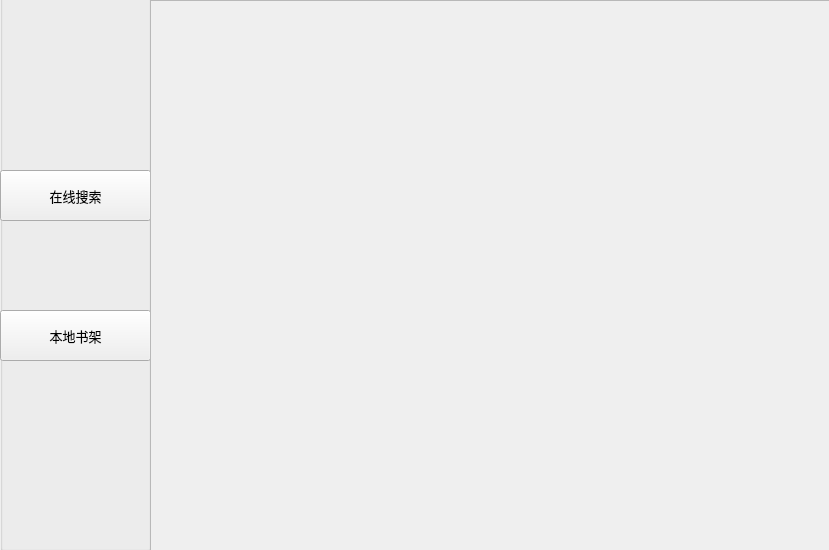
First picture: the form in UI/main.ui, repository Shrimpwr/Ugokanai-dai-toshokan, before the edit.
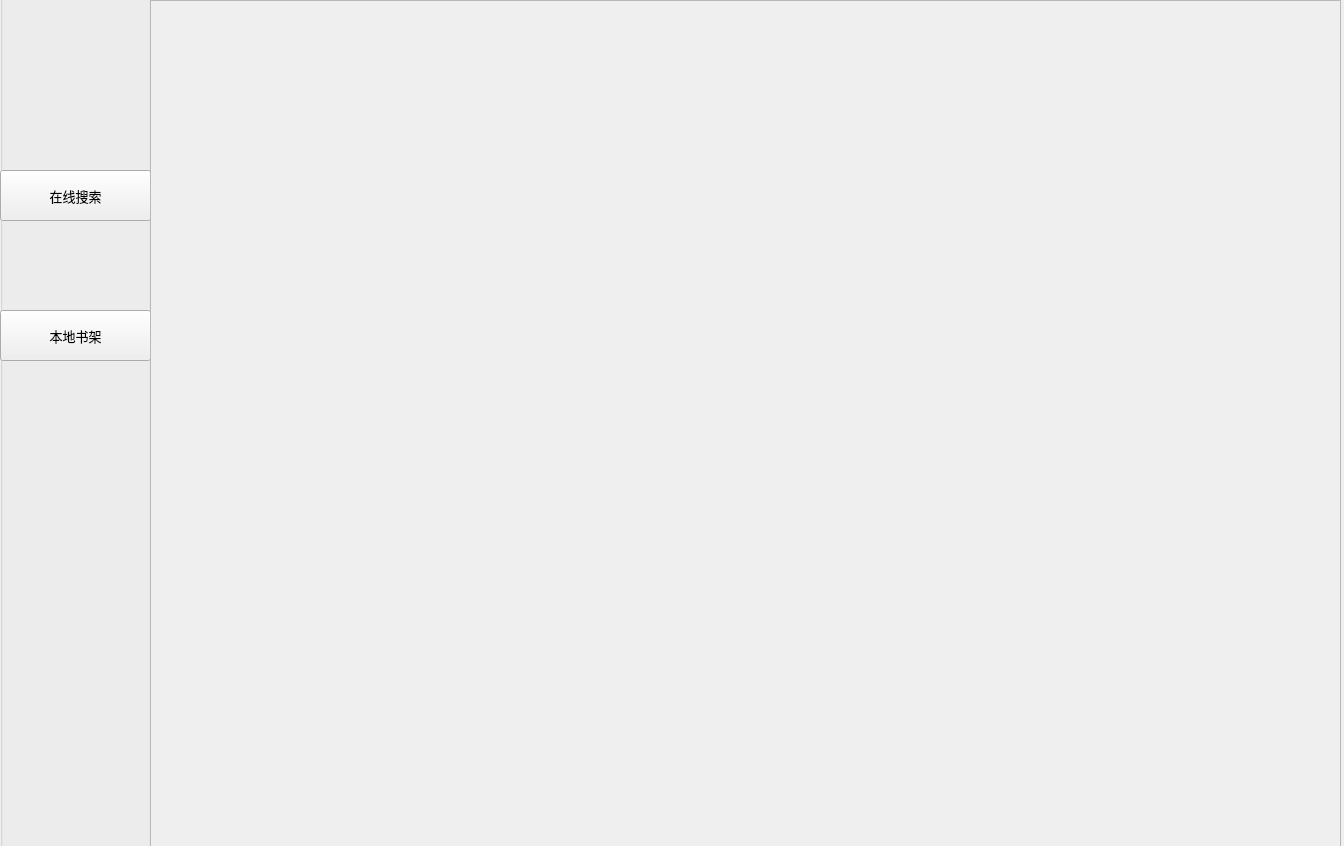
Second picture: the form after the edit.

Diff of the .ui file:
```diff
--- a/UI/main.ui
+++ b/UI/main.ui
@@ -6,8 +6,8 @@
    <rect>
     <x>0</x>
     <y>0</y>
-    <width>829</width>
-    <height>550</height>
+    <width>1344</width>
+    <height>846</height>
    </rect>
   </property>
   <property name="windowTitle">
@@ -18,8 +18,8 @@
     <rect>
      <x>150</x>
      <y>0</y>
-     <width>681</width>
-     <height>551</height>
+     <width>1191</width>
+     <height>851</height>
     </rect>
    </property>
    <property name="frameShape">
@@ -35,7 +35,7 @@
      <x>0</x>
      <y>-10</y>
      <width>151</width>
-     <height>561</height>
+     <height>861</height>
     </rect>
    </property>
    <property name="title">
```
